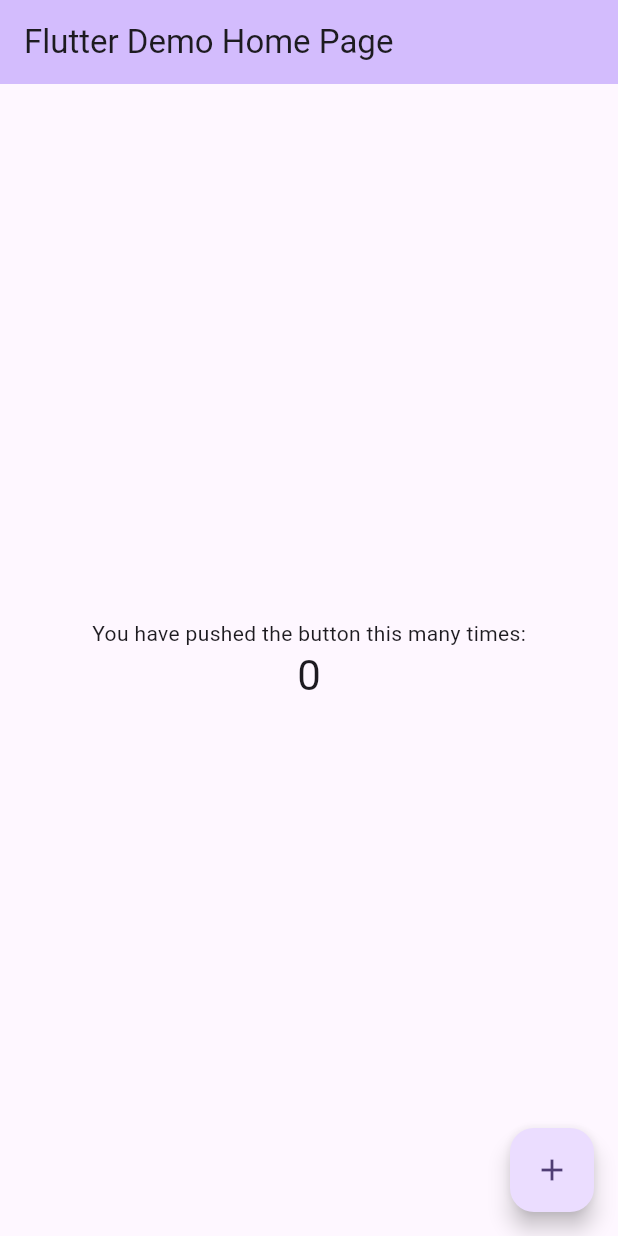
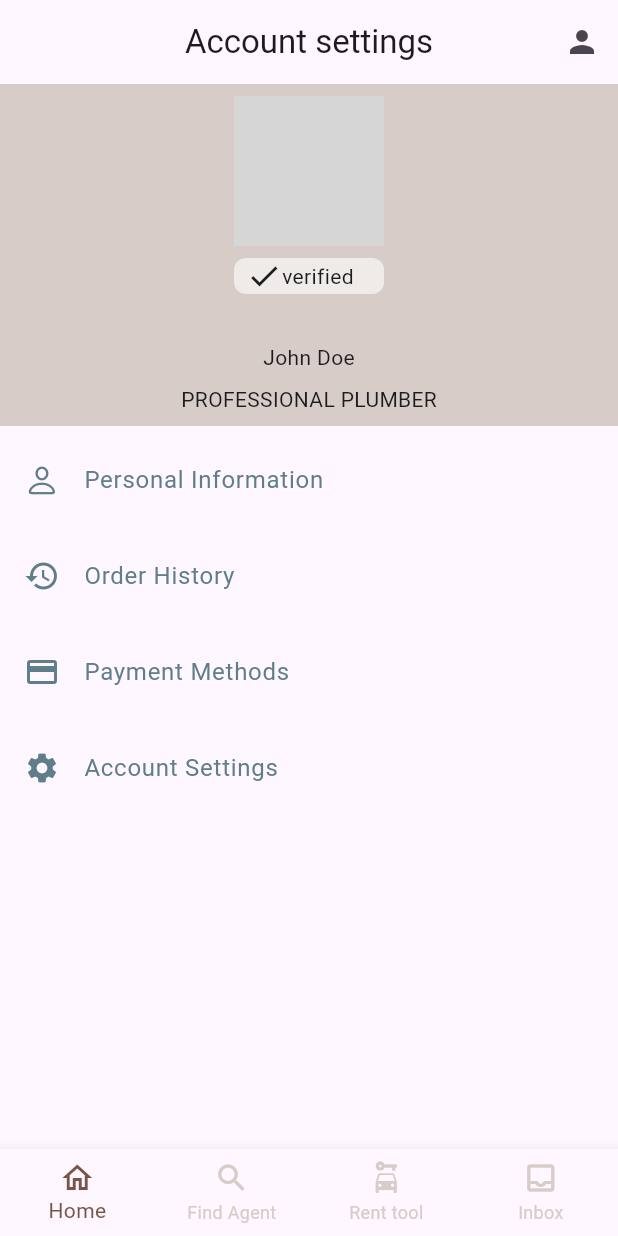
Before and after one commit to HansMbua/FlutterTest, a Flutter app: the screen it shows after launch, on a phone screen of 412 x 824 dp. Run offline on Flutter 3.47's test engine with Material 3 defaults, Android fonts, the phone set to English and light mode, and no system bars; network calls fail; grey boxes are pictures that could not be loaded.

Commit message:
account_settings_screen

```diff
--- /dev/null
+++ b/lib/home_screen.dart
@@ -0,0 +1,126 @@
+import 'package:flutter/cupertino.dart';
+import 'package:flutter/material.dart';
+
+class HomeScreen extends StatefulWidget {
+  const HomeScreen({super.key});
+
+  @override
+  State<HomeScreen> createState() => _HomeScreenState();
+}
+
+int pageIndex = 0;
+
+class _HomeScreenState extends State<HomeScreen> {
+  @override
+  Widget build(BuildContext context) {
+    final profileData = {
+      "name": "John Doe",
+      "profession": "PROFESSIONAL PLUMBER",
+      "status": "verified",
+      "image":
+          "https://th.bing.com/th/id/OIP.DtSNsWx_-jU3Aw2bplDzVQHaHa?rs=1&pid=ImgDetMain.png",
+    };
+    return Scaffold(
+      appBar: AppBar(
+        title: Text('Account settings'),
+        centerTitle: true,
+        actions: [IconButton(onPressed: () {}, icon: Icon(Icons.person))],
+      ),
+      body: SingleChildScrollView(
+        child: Column(
+          spacing: 8,
+          children: [
+            Container(
+              color: Colors.brown.shade100,
+              width: MediaQuery.of(context).size.width,
+              padding: EdgeInsets.all(8),
+              child: Column(
+                spacing: 8,
+                children: [
+                  ClipOval(
+                    child: Image.network(
+                      profileData['image'] ?? '',
+                      height: 100,
+                      width: 100,
+                    ),
+                  ),
+                  Container(
+                    width: 100,
+                    padding: EdgeInsets.symmetric(horizontal: 8),
+                    decoration: BoxDecoration(
+                      borderRadius: BorderRadius.circular(8),
+                      color: Colors.brown.shade50,
+                    ),
+                    child: Row(
+                      children: [
+                        Icon(Icons.check),
+                        Text(profileData['status'] ?? 'Verified'),
+                      ],
+                    ),
+                  ),
+                  SizedBox(height: 16),
+                  Text(profileData['name'] ?? ''),
+                  Text(profileData['profession'] ?? ''),
+                ],
+              ),
+            ),
+            CustomTile(
+              icon: CupertinoIcons.person,
+              text: 'Personal Information',
+            ),
+            CustomTile(icon: Icons.history, text: 'Order History'),
+            CustomTile(icon: Icons.payment, text: 'Payment Methods'),
+            CustomTile(icon: Icons.settings, text: 'Account Settings'),
+          ],
+        ),
+      ),
+      bottomNavigationBar: BottomNavigationBar(
+        unselectedItemColor: Colors.brown.shade100,
+        selectedItemColor: Colors.brown,
+        unselectedLabelStyle: TextStyle(color: Colors.blueGrey, fontSize: 12),
+        selectedLabelStyle: TextStyle(color: Colors.black),
+        currentIndex: pageIndex,
+        onTap: (value) {
+          setState(() {
+            pageIndex = value;
+          });
+        },
+        type: BottomNavigationBarType.fixed,
+
+        items: [
+          BottomNavigationBarItem(
+            icon: Icon(Icons.home_outlined),
+            label: 'Home',
+          ),
+          BottomNavigationBarItem(
+            icon: Icon(Icons.search),
+            label: 'Find Agent',
+          ),
+          BottomNavigationBarItem(
+            icon: Icon(Icons.car_rental),
+            label: 'Rent tool',
+          ),
+          BottomNavigationBarItem(
+            icon: Icon(Icons.inbox_outlined),
+            label: 'Inbox',
+          ),
+        ],
+      ),
+    );
+  }
+}
+
+class CustomTile extends StatelessWidget {
+  const CustomTile({super.key, required this.icon, required this.text});
+
+  final IconData icon;
+  final String text;
+
+  @override
+  Widget build(BuildContext context) {
+    return ListTile(
+      leading: Icon(icon, color: Colors.blueGrey),
+      title: Text(text, style: TextStyle(color: Colors.blueGrey)),
+    );
+  }
+}
--- a/lib/main.dart
+++ b/lib/main.dart
@@ -1,4 +1,5 @@
 import 'package:flutter/material.dart';
+import 'package:fluttertest/home_screen.dart';
 
 void main() {
   runApp(const MyApp());
@@ -12,111 +13,8 @@ class MyApp extends StatelessWidget {
   Widget build(BuildContext context) {
     return MaterialApp(
       title: 'Flutter Demo',
-      theme: ThemeData(
-        // This is the theme of your application.
-        //
-        // TRY THIS: Try running your application with "flutter run". You'll see
-        // the application has a purple toolbar. Then, without quitting the app,
-        // try changing the seedColor in the colorScheme below to Colors.green
-        // and then invoke "hot reload" (save your changes or press the "hot
-        // reload" button in a Flutter-supported IDE, or press "r" if you used
-        // the command line to start the app).
-        //
-        // Notice that the counter didn't reset back to zero; the application
-        // state is not lost during the reload. To reset the state, use hot
-        // restart instead.
-        //
-        // This works for code too, not just values: Most code changes can be
-        // tested with just a hot reload.
-        colorScheme: ColorScheme.fromSeed(seedColor: Colors.deepPurple),
-      ),
-      home: const MyHomePage(title: 'Flutter Demo Home Page'),
+      debugShowCheckedModeBanner: false,
+      home: const HomeScreen(),
     );
   }
 }
-
-class MyHomePage extends StatefulWidget {
-  const MyHomePage({super.key, required this.title});
-
-  // This widget is the home page of your application. It is stateful, meaning
-  // that it has a State object (defined below) that contains fields that affect
-  // how it looks.
-
-  // This class is the configuration for the state. It holds the values (in this
-  // case the title) provided by the parent (in this case the App widget) and
-  // used by the build method of the State. Fields in a Widget subclass are
-  // always marked "final".
-
-  final String title;
-
-  @override
-  State<MyHomePage> createState() => _MyHomePageState();
-}
-
-class _MyHomePageState extends State<MyHomePage> {
-  int _counter = 0;
-
-  void _incrementCounter() {
-    setState(() {
-      // This call to setState tells the Flutter framework that something has
-      // changed in this State, which causes it to rerun the build method below
-      // so that the display can reflect the updated values. If we changed
-      // _counter without calling setState(), then the build method would not be
-      // called again, and so nothing would appear to happen.
-      _counter++;
-    });
-  }
-
-  @override
-  Widget build(BuildContext context) {
-    // This method is rerun every time setState is called, for instance as done
-    // by the _incrementCounter method above.
-    //
-    // The Flutter framework has been optimized to make rerunning build methods
-    // fast, so that you can just rebuild anything that needs updating rather
-    // than having to individually change instances of widgets.
-    return Scaffold(
-      appBar: AppBar(
-        // TRY THIS: Try changing the color here to a specific color (to
-        // Colors.amber, perhaps?) and trigger a hot reload to see the AppBar
-        // change color while the other colors stay the same.
-        backgroundColor: Theme.of(context).colorScheme.inversePrimary,
-        // Here we take the value from the MyHomePage object that was created by
-        // the App.build method, and use it to set our appbar title.
-        title: Text(widget.title),
-      ),
-      body: Center(
-        // Center is a layout widget. It takes a single child and positions it
-        // in the middle of the parent.
-        child: Column(
-          // Column is also a layout widget. It takes a list of children and
-          // arranges them vertically. By default, it sizes itself to fit its
-          // children horizontally, and tries to be as tall as its parent.
-          //
-          // Column has various properties to control how it sizes itself and
-          // how it positions its children. Here we use mainAxisAlignment to
-          // center the children vertically; the main axis here is the vertical
-          // axis because Columns are vertical (the cross axis would be
-          // horizontal).
-          //
-          // TRY THIS: Invoke "debug painting" (choose the "Toggle Debug Paint"
-          // action in the IDE, or press "p" in the console), to see the
-          // wireframe for each widget.
-          mainAxisAlignment: MainAxisAlignment.center,
-          children: <Widget>[
-            const Text('You have pushed the button this many times:'),
-            Text(
-              '$_counter',
-              style: Theme.of(context).textTheme.headlineMedium,
-            ),
-          ],
-        ),
-      ),
-      floatingActionButton: FloatingActionButton(
-        onPressed: _incrementCounter,
-        tooltip: 'Increment',
-        child: const Icon(Icons.add),
-      ), // This trailing comma makes auto-formatting nicer for build methods.
-    );
-  }
-}
```
